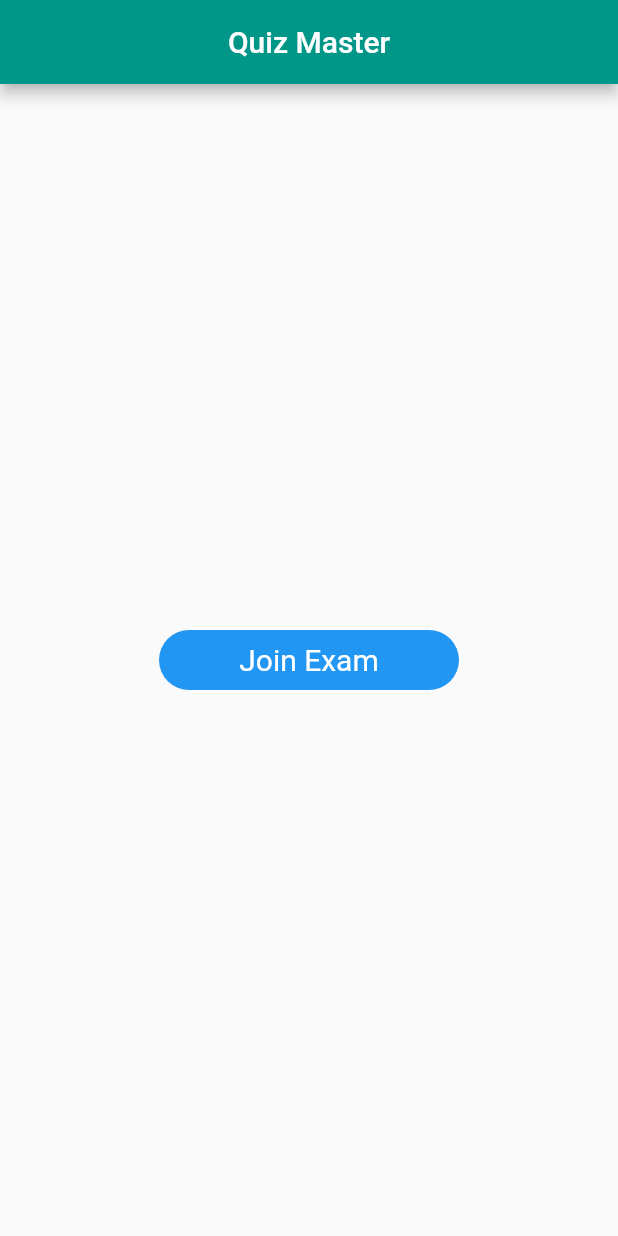
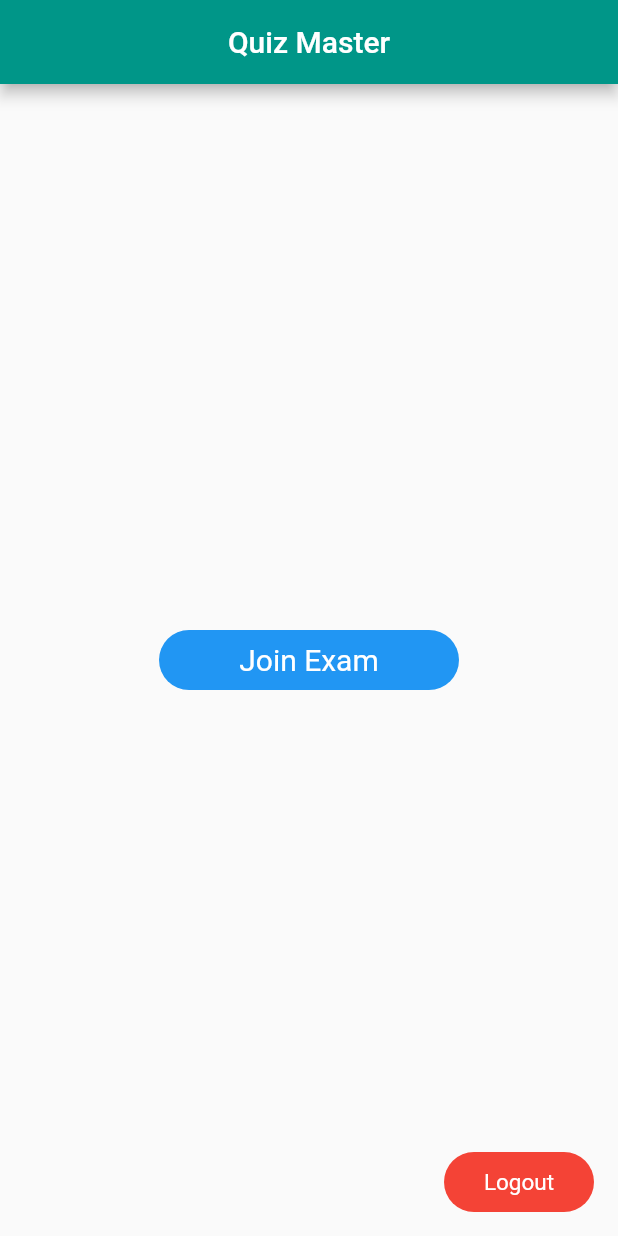
Before and after one commit to Shusmoy108/Mobile-App, a Flutter app: the StudentHome screen opened directly, on a phone screen of 412 x 824 dp. Run offline on Flutter 3.47's test engine with Material 2 defaults, Android fonts, the phone set to English and light mode, and no system bars; our stand-ins replace font_awesome_flutter, shared_preferences; missing offline and left inert: numeric_keyboard; accounts and stored records are empty; Roboto replaces fonts that are missing (Merienda).

```diff
--- a/lib/src/exam/resultpage.dart
+++ b/lib/src/exam/resultpage.dart
@@ -80,7 +80,7 @@ class _ResultState extends State<ResultPage> {
               SizedBox(
                 height: 20,
               ),
-              answerbutton()
+             // answerbutton()
             ],
           ),
         ),
--- a/lib/src/home/studenthome.dart
+++ b/lib/src/home/studenthome.dart
@@ -1,5 +1,7 @@
 import 'package:flutter/material.dart';
 import 'package:onlineexamplatform/src/exam/startpage.dart';
+import 'package:onlineexamplatform/src/registration/initialpage.dart';
+import 'package:shared_preferences/shared_preferences.dart';
 
 // ignore: must_be_immutable
 class StudentHome extends StatefulWidget {
@@ -47,6 +49,51 @@ class _StudentHomeState extends State<StudentHome> {
               'Join Exam',
               style: TextStyle(
                   color: Colors.white, fontSize: 20.0, fontFamily: 'Merienda'),
+            ),
+            SizedBox(
+              width: 0.0,
+            ),
+          ],
+        ),
+      ),
+    );
+  }
+
+  logout() async {
+    SharedPreferences sp = await SharedPreferences.getInstance();
+    sp.clear();
+    Navigator.of(context).pushReplacement(
+      MaterialPageRoute(
+        builder: (BuildContext context) {
+          return InitialPage();
+        },
+      ),
+    );
+  }
+
+  Widget logoutButton() {
+    return InkWell(
+      onTap: () {
+        logout();
+      },
+      child: Container(
+        width: 100,
+        height: 40,
+        decoration: BoxDecoration(
+          color: Colors.red,
+          borderRadius: BorderRadius.circular(30.0),
+          boxShadow: [
+            //BoxShadow(color: Colors.grey, offset: Offset(1, 2)),
+          ],
+        ),
+        child: Row(
+          mainAxisAlignment: MainAxisAlignment.center,
+          crossAxisAlignment: CrossAxisAlignment.center,
+          children: <Widget>[
+            Text(
+              'Logout',
+              style: TextStyle(
+                  color: Colors.white, fontSize: 15.0, fontFamily: 'Merienda'),
             ),
             SizedBox(
               width: 0.0,
@@ -243,6 +290,7 @@ class _StudentHomeState extends State<StudentHome> {
               joinbutton(),
             ],
           ),
-        )));
+        )),
+        floatingActionButton: logoutButton());
   }
 }
--- a/lib/src/login/loginpage.dart
+++ b/lib/src/login/loginpage.dart
@@ -245,7 +245,7 @@ class _LoginPageState extends State<LoginPage> with TickerProviderStateMixin {
                     return RegisterForm();
                   },
                 ),
-                    (Route<dynamic> route) => false,
+                (Route<dynamic> route) => false,
               );
             },
             child: Text(
--- a/pubspec.yaml
+++ b/pubspec.yaml
@@ -32,6 +32,7 @@ dependencies:
   flutter_login: ^1.0.14
   file_picker: ^1.13.3
   font_awesome_flutter: ^8.4.0
+  numeric_keyboard: ^1.0.0
 
 dev_dependencies:
   flutter_test:
```
Also changed, not shown: lib/src/registration/initialpage.dart (+12 -6 lines), lib/src/registration/otppagenew.dart (added, +189 -0 lines), lib/src/registration/registrationpage.dart (+9 -5 lines), pubspec.lock.
